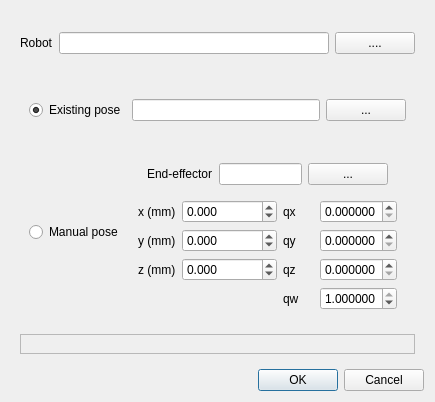
This is resources/ui/bring_robot_to_pose_dialog.ui in galou/freecad.cross as Qt 5 draws it before an edit. The edited form follows.
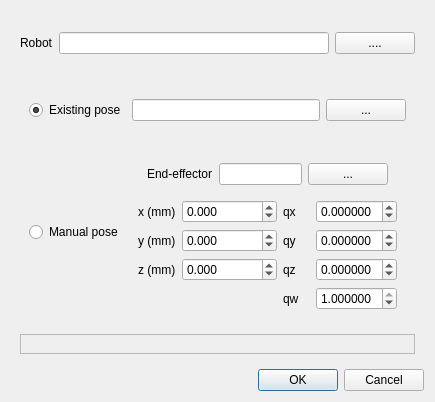
This is the edited form.

Commit message:
Fix BringRobotToPose command
- Fix undeclared variable if nothing is selected.
- Fix minimum values for quaternion components (should be -1 not 0).

Also:
- Add a check that the UI form was loaded successfully, probably caught
  before but helps the linter to understand that the form is always
  defined after the check.
- Code style.

Diff of the .ui file:
```diff
--- a/resources/ui/bring_robot_to_pose_dialog.ui
+++ b/resources/ui/bring_robot_to_pose_dialog.ui
@@ -200,6 +200,9 @@
                 <property name="decimals">
                  <number>6</number>
                 </property>
+                <property name="minimum">
+                 <double>-1.000000000000000</double>
+                </property>
                 <property name="maximum">
                  <double>1.000000000000000</double>
                 </property>
@@ -213,6 +216,9 @@
                 <property name="decimals">
                  <number>6</number>
                 </property>
+                <property name="minimum">
+                 <double>-1.000000000000000</double>
+                </property>
                 <property name="maximum">
                  <double>1.000000000000000</double>
                 </property>
@@ -226,6 +232,9 @@
                 <property name="decimals">
                  <number>6</number>
                 </property>
+                <property name="minimum">
+                 <double>-1.000000000000000</double>
+                </property>
                 <property name="maximum">
                  <double>1.000000000000000</double>
                 </property>
@@ -239,6 +248,9 @@
                 <property name="decimals">
                  <number>6</number>
                 </property>
+                <property name="minimum">
+                 <double>-1.000000000000000</double>
+                </property>
                 <property name="maximum">
                  <double>1.000000000000000</double>
                 </property>
```
The commit also changes 1 other file.
